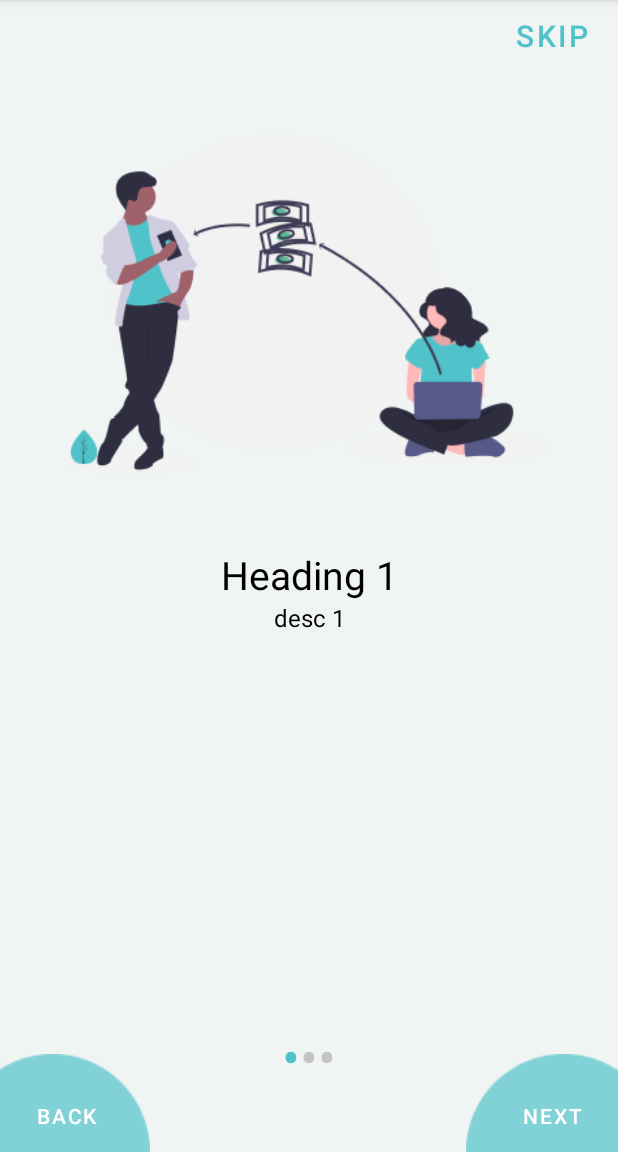
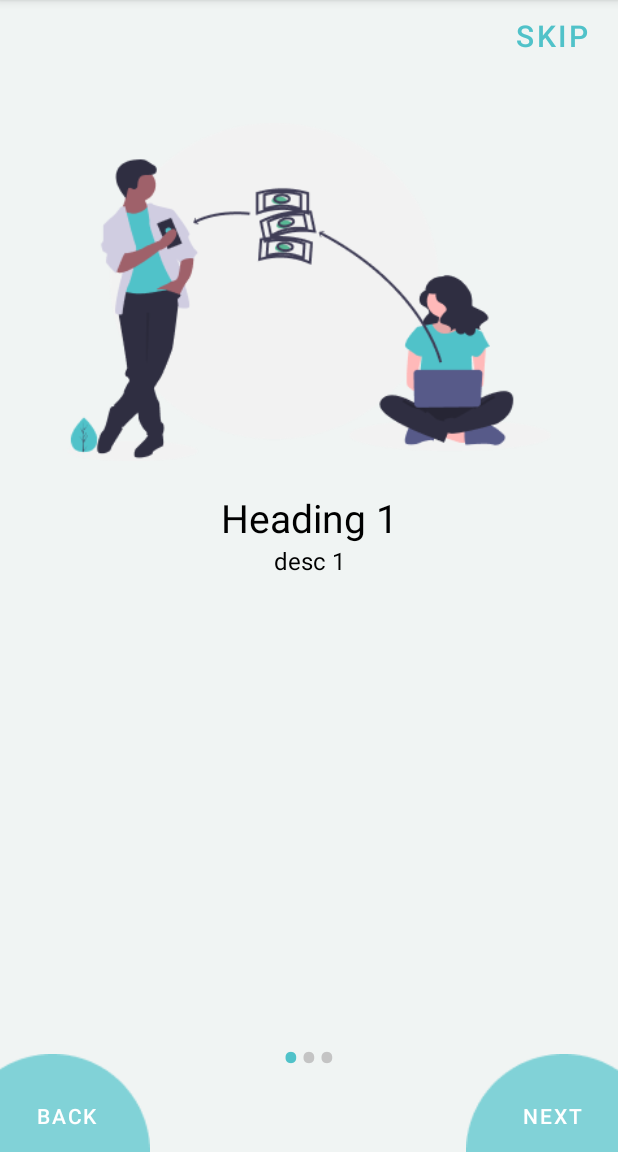
Before and after one commit to vermasourav/OnBoarding, an Android app: the screen it shows after launch (OnBoardingActivity), on a phone screen of 412 x 824 dp, the part 84-1236 px from its top. Run offline under Robolectric (Android 15) with nearby library versions, the phone set to English and light mode, and no system bars; pictures from the network do not load.

Commit message:
Version 1.0.8

```diff
--- a/OnBoarding/src/main/res/layout/slider_layout.xml
+++ b/OnBoarding/src/main/res/layout/slider_layout.xml
@@ -10,7 +10,7 @@
         android:id="@+id/img_title"
         android:layout_width="match_parent"
         android:layout_height="wrap_content"
-        android:layout_marginTop="10dp"
+        android:layout_marginTop="2dp"
         android:src="@drawable/boarding_image_1"
         android:contentDescription="@string/txt_image_desc_boarding" />
 
@@ -18,7 +18,7 @@
         android:id="@+id/txt_title"
         android:layout_width="match_parent"
         android:layout_height="wrap_content"
-        android:layout_marginTop="50dp"
+        android:layout_marginTop="20dp"
         android:text="@string/boarding_heading_one"
         android:textAlignment="center"
         android:textColor="@android:color/black"
```
